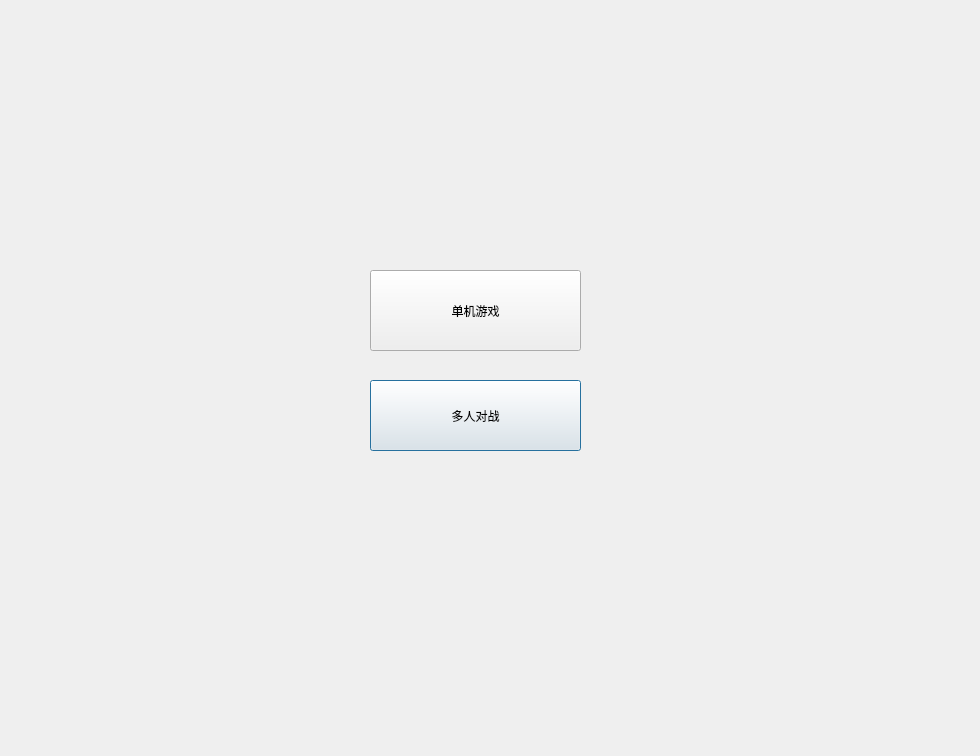
Before: the Qt Designer form src/MyGame/start_window.ui in scutll/Cpp_project_sgame, drawn with Qt 5.
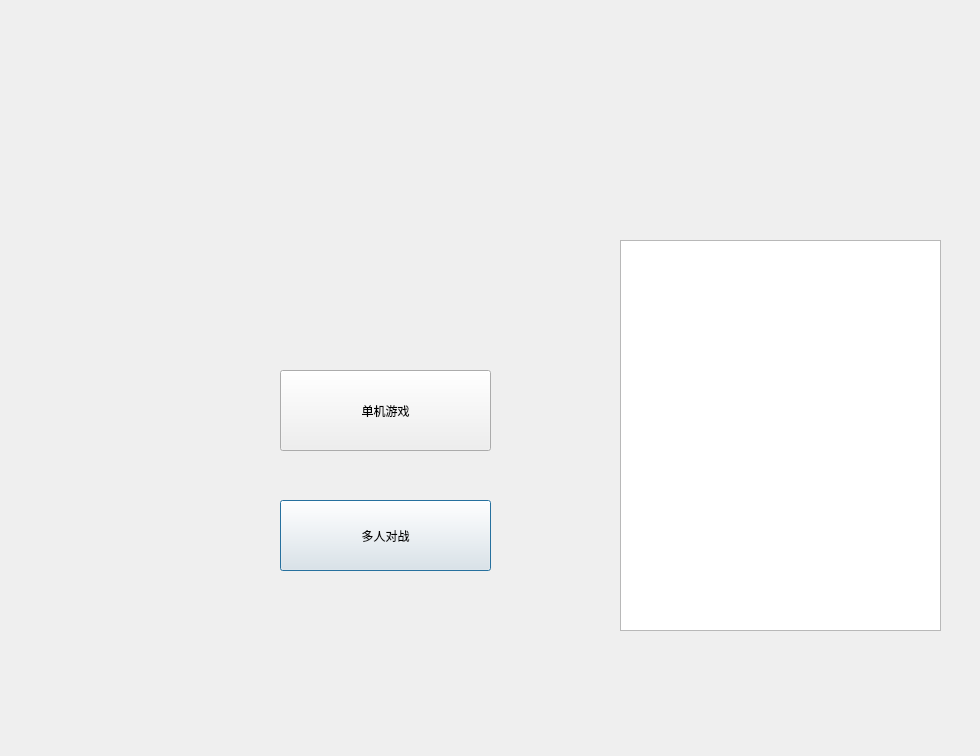
After: the same form once the commit is applied.

```diff
--- a/src/MyGame/start_window.ui
+++ b/src/MyGame/start_window.ui
@@ -16,8 +16,8 @@
   <widget class="QPushButton" name="online_game">
    <property name="geometry">
     <rect>
-     <x>370</x>
-     <y>380</y>
+     <x>280</x>
+     <y>500</y>
      <width>211</width>
      <height>71</height>
     </rect>
@@ -29,8 +29,8 @@
   <widget class="QPushButton" name="offline_game">
    <property name="geometry">
     <rect>
-     <x>370</x>
-     <y>270</y>
+     <x>280</x>
+     <y>370</y>
      <width>211</width>
      <height>81</height>
     </rect>
@@ -39,6 +39,16 @@
     <string>单机游戏</string>
    </property>
   </widget>
+  <widget class="QListView" name="msg_list_window">
+   <property name="geometry">
+    <rect>
+     <x>620</x>
+     <y>240</y>
+     <width>321</width>
+     <height>391</height>
+    </rect>
+   </property>
+  </widget>
  </widget>
  <resources/>
  <connections/>
```
